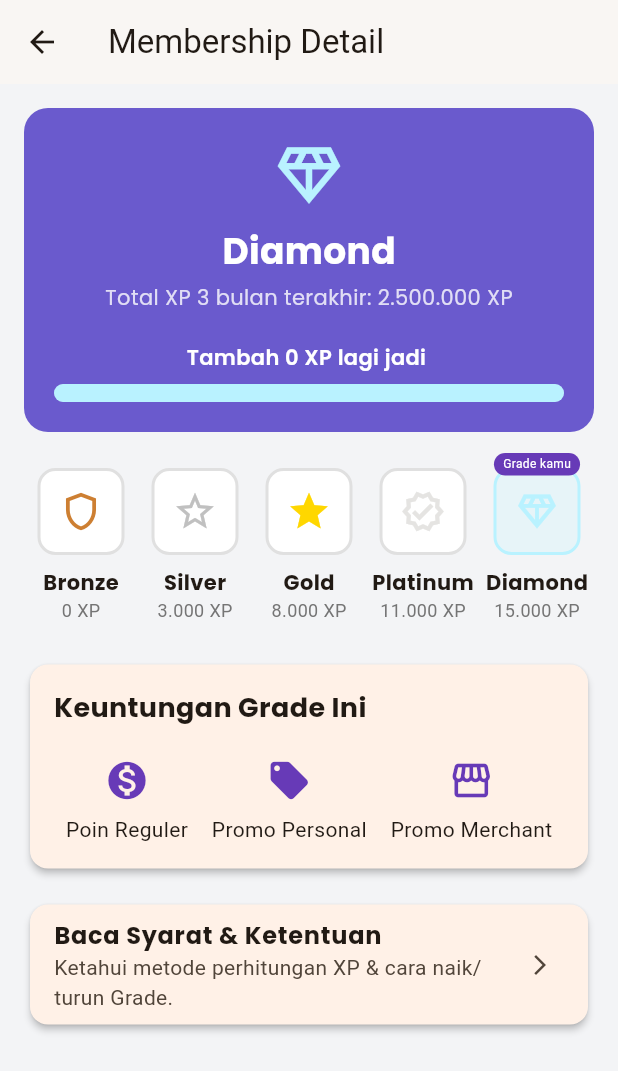
After one commit to aryaravapradana/mobproguts, a Flutter app: the AccountPage screen opened directly, after a tap on "BESTIE", on a phone screen of 412 x 824 dp. The commit adds this screen. Shown: the top 1071 px of the screen. Run offline on Flutter 3.47's test engine with Material 3 defaults, Android fonts, the phone set to English and light mode, and no system bars; our stand-ins replace google_fonts; missing offline and left inert: mobile_scanner; accounts and stored records are empty.

Commit message:
membership gladi kotor

```diff
--- /dev/null
+++ b/lib/models/membership_tier.dart
@@ -0,0 +1,24 @@
+import 'package:flutter/material.dart';
+
+class Perk {
+  final String name;
+  final IconData icon;
+
+  Perk({required this.name, required this.icon});
+}
+
+class MembershipTier {
+  final String name;
+  final int minXp;
+  final IconData icon;
+  final Color color;
+  final List<Perk> perks;
+
+  MembershipTier({
+    required this.name,
+    required this.minXp,
+    required this.icon,
+    required this.color,
+    required this.perks,
+  });
+}
--- a/lib/screens/account_page.dart
+++ b/lib/screens/account_page.dart
@@ -1,5 +1,5 @@
 import 'package:flutter/material.dart';
-import 'account_page.dart';
+import 'membership_detail_page.dart';
 
 class AccountPage extends StatelessWidget {
   const AccountPage({super.key});
@@ -25,9 +25,9 @@ class AccountPage extends StatelessWidget {
                 padding: const EdgeInsets.all(16.0),
                 child: Column(
                   children: [
-                    Row(
+                    const Row(
                       children: [
-                        const CircleAvatar(
+                        CircleAvatar(
                           radius: 30,
                           backgroundColor: Colors.grey,
                           child: Icon(
@@ -36,8 +36,8 @@ class AccountPage extends StatelessWidget {
                             size: 40,
                           ),
                         ),
-                        const SizedBox(width: 15),
-                        const Column(
+                        SizedBox(width: 15),
+                        Column(
                           crossAxisAlignment: CrossAxisAlignment.start,
                           children: [
                             Text(
@@ -56,15 +56,19 @@ class AccountPage extends StatelessWidget {
                             ),
                           ],
                         ),
-                        const Spacer(),
-                        IconButton(
-                          icon: const Icon(Icons.chevron_right),
-                          onPressed: () {},
-                        ),
+                        Spacer(),
+                        Icon(Icons.chevron_right),
                       ],
                     ),
                     const SizedBox(height: 10),
-                    Container(
+                    InkWell(
+                      onTap: () {
+                        Navigator.push(
+                          context,
+                          MaterialPageRoute(builder: (context) => const MembershipDetailPage()),
+                        );
+                      },
+                      child: Container(
                         padding: const EdgeInsets.symmetric(
                           horizontal: 16.0,
                           vertical: 12.0,
@@ -73,15 +77,15 @@ class AccountPage extends StatelessWidget {
                           color: Colors.deepPurple[400],
                           borderRadius: BorderRadius.circular(12.0),
                         ),
-                      child: Row(
+                        child: const Row(
                           children: [
-                          const Icon(
+                            Icon(
                               Icons.card_giftcard,
                               color: Colors.white,
                               size: 30,
                             ),
-                          const SizedBox(width: 10),
-                          const Column(
+                            SizedBox(width: 10),
+                            Column(
                               crossAxisAlignment: CrossAxisAlignment.start,
                               children: [
                                 Text(
@@ -100,15 +104,13 @@ class AccountPage extends StatelessWidget {
                                 ),
                               ],
                             ),
-                          const Spacer(),
-                          IconButton(
-                            icon: const Icon(
+                            Spacer(),
+                            Icon(
                               Icons.arrow_forward,
                               color: Colors.white,
                             ),
-                            onPressed: () {},
+                          ],
                         ),
-                        ],
                       ),
                     ),
                   ],
@@ -198,7 +200,6 @@ class AccountPage extends StatelessWidget {
 
             const SizedBox(height: 20),
 
-            // Bagian Pengaturan Akun
             buildListTile(
               Icons.settings,
               'Pengaturan Akun',
--- /dev/null
+++ b/lib/screens/membership_detail_page.dart
@@ -0,0 +1,311 @@
+import 'package:flutter/material.dart';
+import 'package:google_fonts/google_fonts.dart';
+import 'package:intl/intl.dart';
+
+import '../models/user.dart';
+import '../models/membership_tier.dart';
+
+class MembershipDetailPage extends StatefulWidget {
+  const MembershipDetailPage({super.key});
+
+  @override
+  State<MembershipDetailPage> createState() => _MembershipDetailPageState();
+}
+
+class _MembershipDetailPageState extends State<MembershipDetailPage> {
+  final int _currentUserXp = currentUser.spending;
+
+  final List<MembershipTier> tiers = [
+    MembershipTier(
+      name: 'Bronze',
+      minXp: 0,
+      icon: Icons.shield_outlined,
+      color: const Color(0xFFCD7F32),
+      perks: [
+        Perk(name: "Poin Reguler", icon: Icons.monetization_on),
+      ],
+    ),
+    MembershipTier(
+      name: 'Silver',
+      minXp: 3000,
+      icon: Icons.star_border,
+      color: const Color(0xFFC0C0C0),
+      perks: [
+        Perk(name: "Poin Reguler", icon: Icons.monetization_on),
+        Perk(name: "Promo Personal", icon: Icons.local_offer),
+      ],
+    ),
+    MembershipTier(
+      name: 'Gold',
+      minXp: 8000,
+      icon: Icons.star,
+      color: const Color(0xFFFFD700),
+      perks: [
+        Perk(name: "Poin Reguler", icon: Icons.monetization_on),
+        Perk(name: "Promo Personal", icon: Icons.local_offer),
+        Perk(name: "Promo Merchant", icon: Icons.storefront),
+      ],
+    ),
+    MembershipTier(
+      name: 'Platinum',
+      minXp: 11000,
+      icon: Icons.verified_outlined,
+      color: const Color(0xFFE5E4E2),
+      perks: [
+        Perk(name: "Poin Reguler", icon: Icons.monetization_on),
+        Perk(name: "Promo Personal", icon: Icons.local_offer),
+        Perk(name: "Promo Merchant", icon: Icons.storefront),
+      ],
+    ),
+    MembershipTier(
+      name: 'Diamond',
+      minXp: 15000,
+      icon: Icons.diamond_outlined,
+      color: const Color(0xFFB9F2FF),
+      perks: [
+        Perk(name: "Poin Reguler", icon: Icons.monetization_on),
+        Perk(name: "Promo Personal", icon: Icons.local_offer),
+        Perk(name: "Promo Merchant", icon: Icons.storefront),
+      ],
+    ),
+  ];
+
+  late MembershipTier _currentTier;
+  MembershipTier? _nextTier;
+  double _progress = 0.0;
+  int _xpNeeded = 0;
+
+  final NumberFormat f = NumberFormat.decimalPattern('id');
+
+  @override
+  void initState() {
+    super.initState();
+    _calculateTierProgress();
+  }
+
+  void _calculateTierProgress() {
+    _currentTier =
+        tiers.lastWhere((tier) => _currentUserXp >= tier.minXp, orElse: () => tiers.first);
+
+    int currentTierIndex = tiers.indexOf(_currentTier);
+
+    if (currentTierIndex < tiers.length - 1) {
+      _nextTier = tiers[currentTierIndex + 1];
+      int xpForNextTier = _nextTier!.minXp - _currentTier.minXp;
+      int xpInCurrentTier = _currentUserXp - _currentTier.minXp;
+      _progress = (xpForNextTier > 0) ? (xpInCurrentTier / xpForNextTier) : 1.0;
+      _xpNeeded = _nextTier!.minXp - _currentUserXp;
+    } else {
+      _nextTier = null;
+      _progress = 1.0;
+      _xpNeeded = 0;
+    }
+  }
+
+  @override
+  Widget build(BuildContext context) {
+    return Scaffold(
+      backgroundColor: const Color(0xFFF3F4F6),
+      appBar: AppBar(
+        title: const Text('Membership Detail'),
+        backgroundColor: Colors.white,
+        elevation: 1,
+      ),
+      body: SingleChildScrollView(
+        padding: const EdgeInsets.all(16.0),
+        child: Column(
+          crossAxisAlignment: CrossAxisAlignment.stretch,
+          children: [
+            _buildHeader(),
+            const SizedBox(height: 24),
+            _buildTierCards(),
+            const SizedBox(height: 24),
+            _buildPerksSection(),
+            const SizedBox(height: 16),
+            _buildTermsSection(),
+          ],
+        ),
+      ),
+    );
+  }
+
+  Widget _buildHeader() {
+    return Container(
+      padding: const EdgeInsets.all(20),
+      decoration: BoxDecoration(
+        color: const Color(0xFF6A5ACD),
+        borderRadius: BorderRadius.circular(16),
+      ),
+      child: Column(
+        children: [
+          Icon(_currentTier.icon, color: _currentTier.color, size: 50),
+          const SizedBox(height: 8),
+          Text(
+            _currentTier.name,
+            style: GoogleFonts.poppins(
+              color: Colors.white,
+              fontSize: 24,
+              fontWeight: FontWeight.bold,
+            ),
+          ),
+          const SizedBox(height: 4),
+          Text(
+            'Total XP 3 bulan terakhir: ${f.format(_currentUserXp)} XP',
+            style: GoogleFonts.poppins(color: Colors.white.withOpacity(0.8)),
+          ),
+          const SizedBox(height: 20),
+          _buildProgressBar(),
+        ],
+      ),
+    );
+  }
+
+  // Widget untuk Progress Bar
+  Widget _buildProgressBar() {
+    return Column(
+      children: [
+        if (_nextTier != null)
+          Text(
+            'Tambah ${f.format(_xpNeeded)} XP lagi jadi ${_nextTier!.name}',
+            style: GoogleFonts.poppins(color: Colors.white, fontWeight: FontWeight.w600),
+          )
+        else
+          Text(
+            'Kamu berada di level tertinggi!',
+            style: GoogleFonts.poppins(color: Colors.white, fontWeight: FontWeight.w600),
+          ),
+        const SizedBox(height: 8),
+        Stack(
+          children: [
+            Container(
+              height: 12,
+              decoration: BoxDecoration(
+                color: Colors.white.withOpacity(0.3),
+                borderRadius: BorderRadius.circular(10),
+              ),
+            ),
+            FractionallySizedBox(
+              widthFactor: _progress,
+              child: Container(
+                height: 12,
+                decoration: BoxDecoration(
+                  color: _currentTier.color,
+                  borderRadius: BorderRadius.circular(10),
+                ),
+              ),
+            ),
+          ],
+        ),
+      ],
+    );
+  }
+
+  Widget _buildTierCards() {
+    return Row(
+      mainAxisAlignment: MainAxisAlignment.spaceBetween,
+      crossAxisAlignment: CrossAxisAlignment.start,
+      children: tiers.map((tier) {
+        bool isCurrent = tier.name == _currentTier.name;
+        return Expanded(child: _TierCard(tier: tier, isCurrent: isCurrent));
+      }).toList(),
+    );
+  }
+
+  Widget _buildPerksSection() {
+    return Card(
+      elevation: 2,
+      shape: RoundedRectangleBorder(borderRadius: BorderRadius.circular(12)),
+      child: Padding(
+        padding: const EdgeInsets.all(16.0),
+        child: Column(
+          crossAxisAlignment: CrossAxisAlignment.start,
+          children: [
+            Text(
+              'Keuntungan Grade Ini',
+              style: GoogleFonts.poppins(fontSize: 18, fontWeight: FontWeight.bold),
+            ),
+            const SizedBox(height: 20),
+            Row(
+              mainAxisAlignment: MainAxisAlignment.spaceAround,
+              children: _currentTier.perks.map((perk) {
+                return Column(
+                  children: [
+                    Icon(perk.icon, color: Colors.deepPurple, size: 30),
+                    const SizedBox(height: 8),
+                    Text(perk.name, textAlign: TextAlign.center),
+                  ],
+                );
+              }).toList(),
+            ),
+          ],
+        ),
+      ),
+    );
+  }
+
+  Widget _buildTermsSection() {
+    return Card(
+      elevation: 2,
+      shape: RoundedRectangleBorder(borderRadius: BorderRadius.circular(12)),
+      child: ListTile(
+        title: Text('Baca Syarat & Ketentuan', style: GoogleFonts.poppins(fontWeight: FontWeight.bold)),
+        subtitle: const Text('Ketahui metode perhitungan XP & cara naik/turun Grade.'),
+        trailing: const Icon(Icons.arrow_forward_ios, size: 16),
+        onTap: () {
+        },
+      ),
+    );
+  }
+}
+
+class _TierCard extends StatelessWidget {
+  final MembershipTier tier;
+  final bool isCurrent;
+
+  const _TierCard({required this.tier, required this.isCurrent});
+
+  @override
+  Widget build(BuildContext context) {
+    final f = NumberFormat.decimalPattern('id');
+    return Column(
+      children: [
+        Stack(
+          clipBehavior: Clip.none,
+          alignment: Alignment.center,
+          children: [
+            Container(
+              padding: const EdgeInsets.all(12),
+              decoration: BoxDecoration(
+                color: isCurrent ? tier.color.withOpacity(0.2) : Colors.white,
+                borderRadius: BorderRadius.circular(12),
+                border: Border.all(
+                  color: isCurrent ? tier.color : Colors.grey.shade300,
+                  width: 2,
+                ),
+              ),
+              child: Icon(tier.icon, color: tier.color, size: 30),
+            ),
+            if (isCurrent)
+              Positioned(
+                top: -10,
+                child: Container(
+                  padding: const EdgeInsets.symmetric(horizontal: 6, vertical: 2),
+                  decoration: BoxDecoration(
+                    color: Colors.deepPurple,
+                    borderRadius: BorderRadius.circular(8),
+                  ),
+                  child: const Text('Grade kamu', style: TextStyle(color: Colors.white, fontSize: 8)),
+                ),
+              ),
+          ],
+        ),
+        const SizedBox(height: 8),
+        Text(tier.name, style: GoogleFonts.poppins(fontSize: 14, fontWeight: FontWeight.bold)),
+        Text(
+          '${f.format(tier.minXp)} XP',
+          style: TextStyle(fontSize: 12, color: Colors.grey[600]),
+        ),
+      ],
+    );
+  }
+}
--- a/pubspec.yaml
+++ b/pubspec.yaml
@@ -37,7 +37,7 @@ dependencies:
   google_fonts: ^6.3.1
   mobile_scanner: ^5.0.1
   qr_flutter: ^4.1.0
-  intl: ^0.19.0
+  intl: ^0.20.2
 
 
 dev_dependencies:
```
Also changed, not shown: pubspec.lock. Lines whose indentation alone changed are shown as unchanged.
